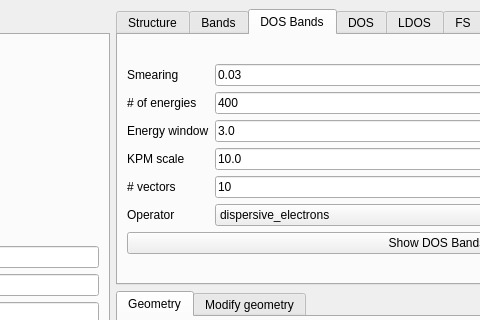
Before: the Qt Designer form interface-pyqt/heavyfermion/interface.ui in joselado/quantum-lattice, drawn with Qt 5; both pictures show x 541 to 1021 and y 0 to 320 of the 1308 by 653 pixel window.
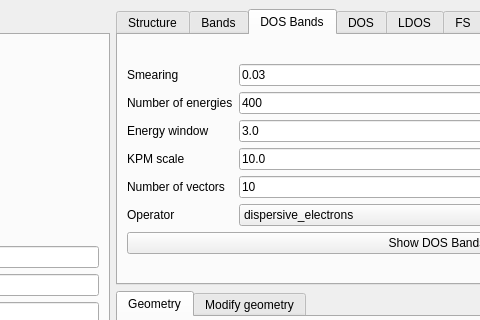
After: the same form once the commit is applied. The open tabs and pages were chosen to show the change. Custom widgets are drawn as their Qt base class.

```diff
--- a/interface-pyqt/heavyfermion/interface.ui
+++ b/interface-pyqt/heavyfermion/interface.ui
@@ -406,7 +406,7 @@
           <item row="1" column="0">
            <widget class="BodyLabel" name="label_28">
             <property name="text">
-             <string># of energies</string>
+             <string>Number of energies</string>
             </property>
            </widget>
           </item>
@@ -441,7 +441,7 @@
           <item row="4" column="0">
            <widget class="BodyLabel" name="label_31">
             <property name="text">
-             <string># vectors</string>
+             <string>Number of vectors</string>
             </property>
            </widget>
           </item>
```
Left out of the diff: 16 changed lines with no effect on the pictures.
